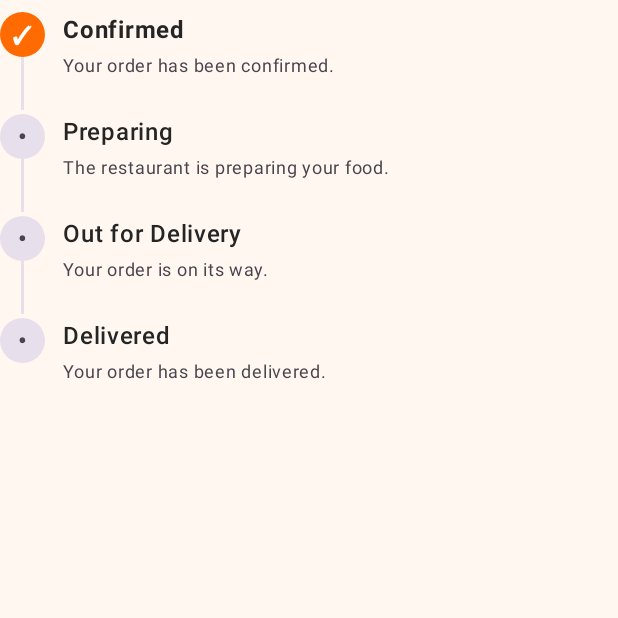
After one commit to dheerajc22/ShellFood, an Android app built with Jetpack Compose: the composable OrderStatusTracker called with empty values, on a phone screen of 412 x 824 dp, the top half of it. The commit adds this screen. Run offline under Robolectric (Android 15) with nearby library versions, the phone set to English and light mode, and no system bars.

Commit message:
Implement order history and order status tracking

```diff
--- /dev/null
+++ b/app/src/main/java/com/shellfood/components/OrderStatusTracker.kt
@@ -0,0 +1,109 @@
+package com.shellfood.components
+
+import androidx.compose.foundation.background
+import androidx.compose.foundation.layout.*
+import androidx.compose.foundation.shape.CircleShape
+import androidx.compose.material3.MaterialTheme
+import androidx.compose.material3.Text
+import androidx.compose.runtime.Composable
+import androidx.compose.ui.Alignment
+import androidx.compose.ui.Modifier
+import androidx.compose.ui.draw.clip
+import androidx.compose.ui.unit.dp
+import androidx.compose.ui.unit.sp
+import androidx.compose.ui.text.font.FontWeight
+
+@Composable
+fun OrderStatusTracker(
+    currentStatus: String
+) {
+    val statuses = listOf(
+        "Confirmed",
+        "Preparing",
+        "Out for Delivery",
+        "Delivered"
+    )
+    val descriptions = listOf(
+        "Your order has been confirmed.",
+        "The restaurant is preparing your food.",
+        "Your order is on its way.",
+        "Your order has been delivered."
+    )
+    val currentIndex = statuses.indexOf(currentStatus)
+        .coerceAtLeast(0)
+    Column(
+        modifier = Modifier
+            .fillMaxWidth()
+            .padding(vertical = 8.dp)
+    ) {
+        statuses.forEachIndexed { index, status ->
+            val isCompleted = index <= currentIndex
+            val isCurrent = index == currentIndex
+            Row(
+                modifier = Modifier.fillMaxWidth(),
+                verticalAlignment = Alignment.Top
+            ) {
+                Column(
+                    horizontalAlignment = Alignment.CenterHorizontally
+                ) {
+                    Box(
+                        modifier = Modifier
+                            .size(30.dp)
+                            .clip(CircleShape)
+                            .background(
+                                if (isCompleted) {
+                                    MaterialTheme.colorScheme.primary
+                                } else {
+                                    MaterialTheme.colorScheme.surfaceVariant
+                                }
+                            ),
+                        contentAlignment = Alignment.Center
+                    ) {
+                        Text(
+                            text = if (isCompleted) "✓" else "•",
+                            color = if (isCompleted) {
+                                MaterialTheme.colorScheme.onPrimary
+                            } else {
+                                MaterialTheme.colorScheme.onSurfaceVariant
+                            },
+                            fontWeight = FontWeight.Bold
+                        )
+                    }
+                    if (index != statuses.lastIndex) {
+                        Box(
+                            modifier = Modifier
+                                .width(2.dp)
+                                .height(35.dp)
+                                .background(
+                                    if (index < currentIndex) {
+                                        MaterialTheme.colorScheme.primary
+                                    } else {
+                                        MaterialTheme.colorScheme.surfaceVariant
+                                    }
+                                )
+                        )
+                    }
+                }
+                Spacer(modifier = Modifier.width(12.dp))
+                Column(
+                    modifier = Modifier.padding(bottom = 20.dp)
+                ) {
+                    Text(
+                        text = status,
+                        fontSize = 16.sp,
+                        fontWeight = if (isCurrent) {
+                            FontWeight.Bold
+                        } else {
+                            FontWeight.Medium
+                        }
+                    )
+                    Text(
+                        text = descriptions[index],
+                        fontSize = 12.sp,
+                        color = MaterialTheme.colorScheme.onSurfaceVariant
+                    )
+                }
+            }
+        }
+    }
+}
```
Also changed, not shown: app/src/main/java/com/shellfood/MainActivity.kt (+17 -13 lines), app/src/main/java/com/shellfood/screens/MyOrdersScreen.kt (added, +161 -0 lines).
